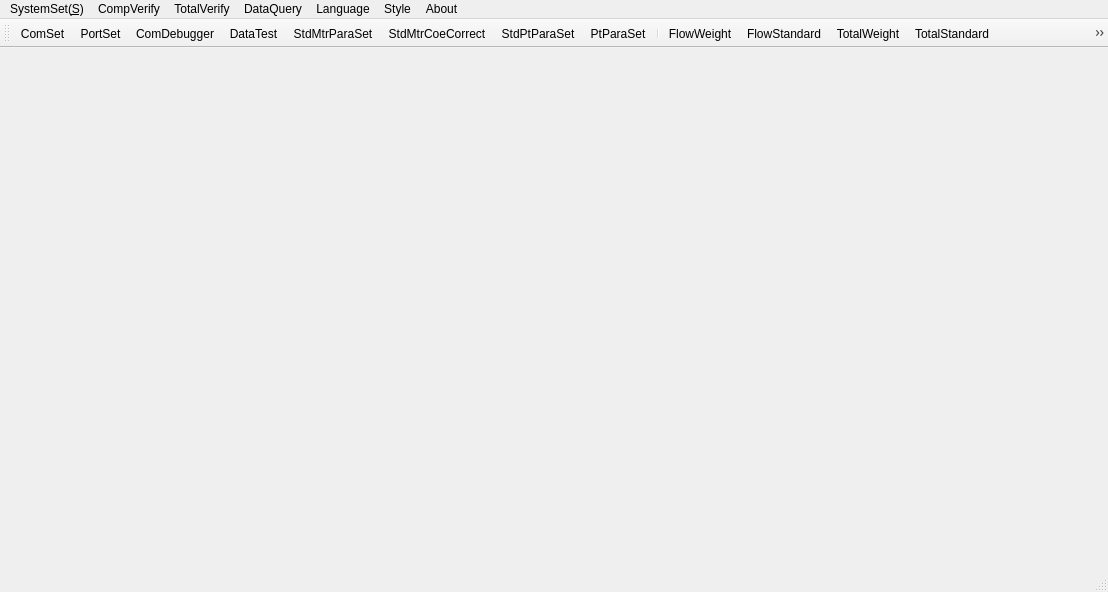
The window that source/gui/ui/mainform.ui (flimmy78/qtverify) describes before a commit, drawn with Qt 5.
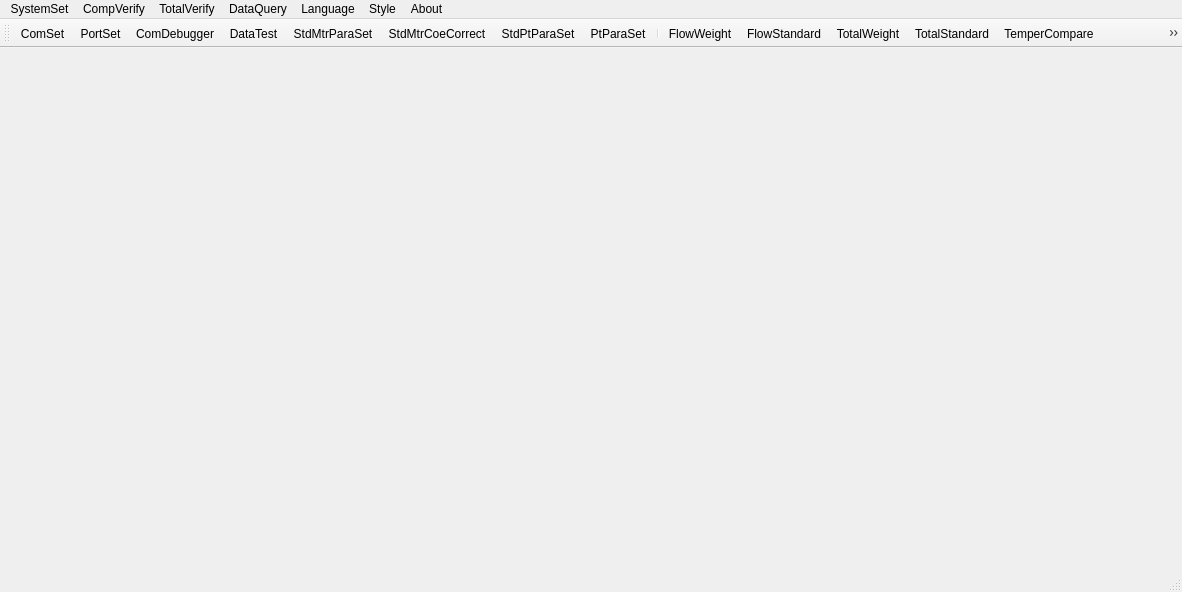
The same window after the commit. Icons and pictures are not drawn.

```diff
--- a/source/gui/ui/mainform.ui
+++ b/source/gui/ui/mainform.ui
@@ -6,7 +6,7 @@
    <rect>
     <x>0</x>
     <y>0</y>
-    <width>1108</width>
+    <width>1182</width>
     <height>592</height>
    </rect>
   </property>
@@ -32,13 +32,13 @@
     <rect>
      <x>0</x>
      <y>0</y>
-     <width>1108</width>
+     <width>1182</width>
      <height>26</height>
     </rect>
    </property>
    <widget class="QMenu" name="menuSystemSet">
     <property name="title">
-     <string>SystemSet(&amp;S)</string>
+     <string>SystemSet</string>
     </property>
     <addaction name="actionComSet"/>
     <addaction name="actionPortSet"/>
@@ -159,13 +159,15 @@
    <addaction name="actionCalculatorResult"/>
    <addaction name="actionCombineResult"/>
    <addaction name="separator"/>
-   <addaction name="actionEnglish"/>
    <addaction name="actionChinese"/>
+   <addaction name="actionEnglish"/>
    <addaction name="separator"/>
    <addaction name="actionDefault"/>
    <addaction name="actionClassic"/>
    <addaction name="actionFashion"/>
    <addaction name="separator"/>
+   <addaction name="actionContacts"/>
+   <addaction name="actionAbout"/>
    <addaction name="actionExit"/>
    <addaction name="separator"/>
   </widget>
@@ -512,6 +514,18 @@
     <string>PlaVerify-Parameter</string>
    </property>
   </action>
+  <action name="actionContacts">
+   <property name="icon">
+    <iconset resource="../qtverify.qrc">
+     <normaloff>:/qtverify/images/contactus.png</normaloff>:/qtverify/images/contactus.png</iconset>
+   </property>
+   <property name="text">
+    <string>Contacts</string>
+   </property>
+   <property name="toolTip">
+    <string>Contact Us</string>
+   </property>
+  </action>
  </widget>
  <layoutdefault spacing="6" margin="11"/>
  <resources>
```
Left out of the diff: 7 changed lines with no effect on the pictures.
